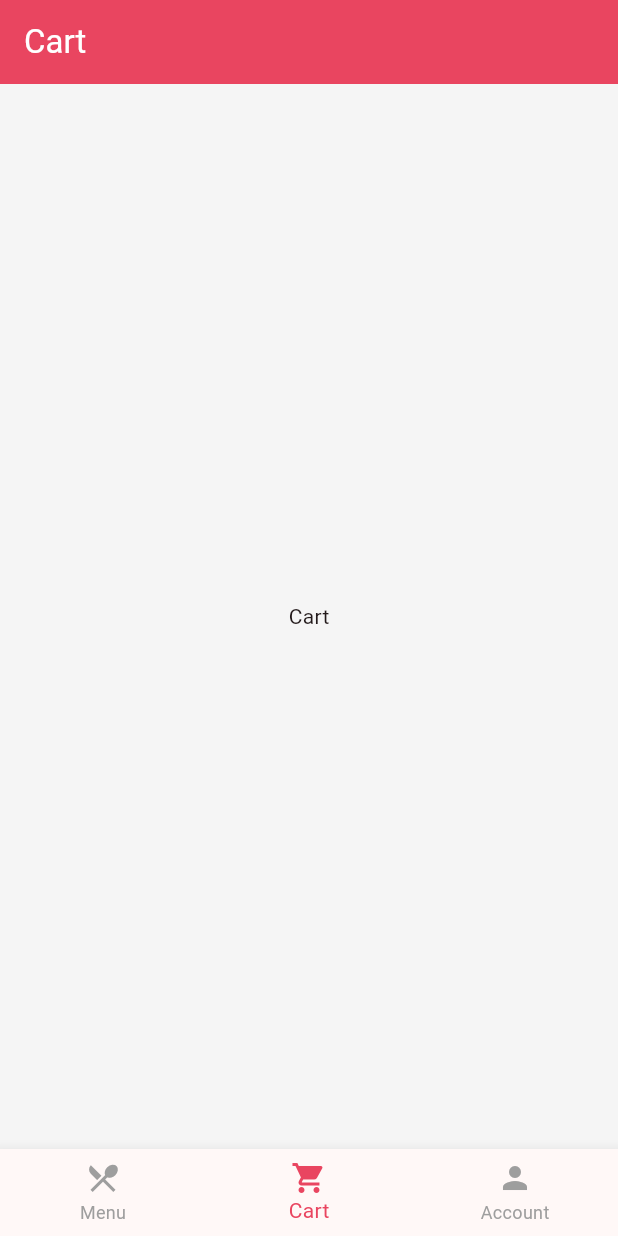
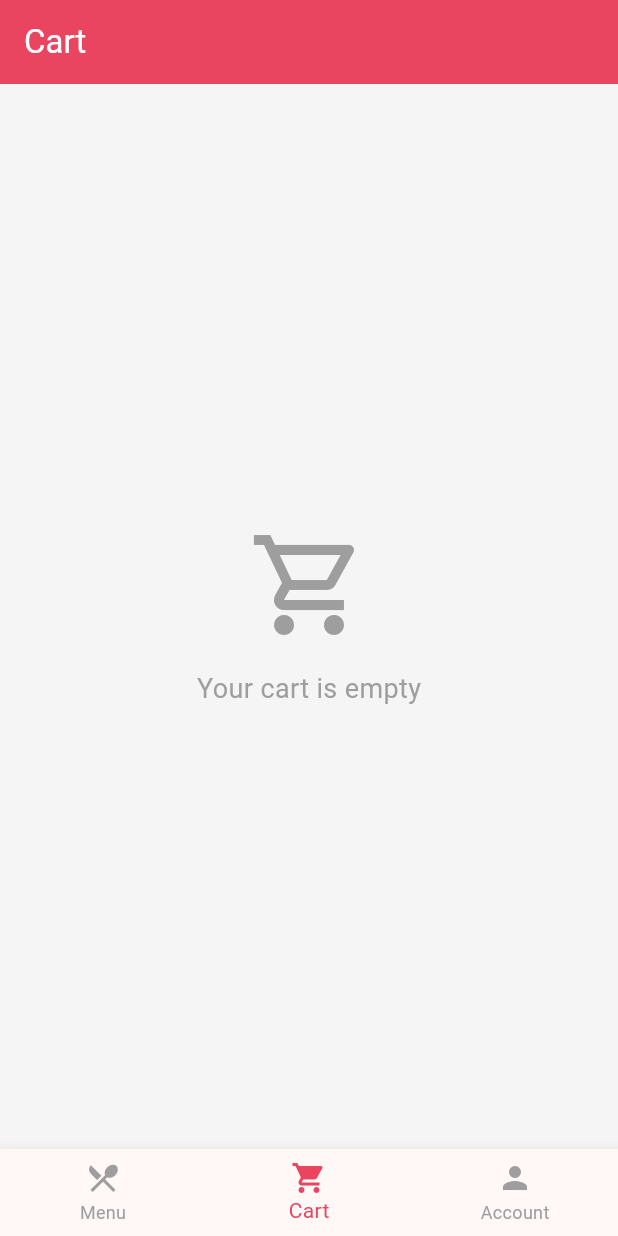
Before and after one commit to rick-duggan-ai/jesses-pizza, a Flutter app: the screen it shows after launch, item 2 of the bottom bar chosen, on a phone screen of 412 x 824 dp. Run offline on Flutter 3.47's test engine with Material 3 defaults, Android fonts, the phone set to English and light mode, and no system bars; our stand-ins replace dio, equatable, flutter_bloc, flutter_secure_storage, freezed_annotation, get_it; network calls fail.

Commit message:
feat: add CartScreen with item tiles and checkout button
Co-Authored-By: Claude Sonnet 4.6 <noreply@anthropic.com>

```diff
--- a/jesses_pizza_app/lib/presentation/screens/cart/cart_screen.dart
+++ b/jesses_pizza_app/lib/presentation/screens/cart/cart_screen.dart
@@ -1,13 +1,118 @@
 import 'package:flutter/material.dart';
+import 'package:flutter_bloc/flutter_bloc.dart';
+import 'package:jesses_pizza_app/presentation/blocs/auth/auth_bloc.dart';
+import 'package:jesses_pizza_app/presentation/blocs/auth/auth_state.dart';
+import 'package:jesses_pizza_app/presentation/blocs/cart/cart_bloc.dart';
+import 'package:jesses_pizza_app/presentation/blocs/cart/cart_state.dart';
+import 'package:jesses_pizza_app/presentation/screens/cart/delivery_mode_screen.dart';
+import 'package:jesses_pizza_app/presentation/widgets/cart_item_tile.dart';
 
 class CartScreen extends StatelessWidget {
   const CartScreen({super.key});
+
+  void _proceedToCheckout(BuildContext context) {
+    final authState = context.read<AuthBloc>().state;
+    if (authState is AuthAuthenticated) {
+      Navigator.of(context).push(
+        MaterialPageRoute(builder: (_) => const DeliveryModeScreen()),
+      );
+    } else {
+      showDialog(
+        context: context,
+        builder: (ctx) => AlertDialog(
+          title: const Text('Login Required'),
+          content: const Text('Please log in to proceed to checkout.'),
+          actions: [
+            TextButton(
+              onPressed: () => Navigator.of(ctx).pop(),
+              child: const Text('Cancel'),
+            ),
+            TextButton(
+              onPressed: () => Navigator.of(ctx).pop(),
+              child: const Text('Log In'),
+            ),
+          ],
+        ),
+      );
+    }
+  }
 
   @override
   Widget build(BuildContext context) {
     return Scaffold(
       appBar: AppBar(title: const Text('Cart')),
-      body: const Center(child: Text('Cart')),
+      body: BlocBuilder<CartBloc, CartState>(
+        builder: (context, state) {
+          if (state.items.isEmpty) {
+            return const Center(
+              child: Column(
+                mainAxisAlignment: MainAxisAlignment.center,
+                children: [
+                  Icon(Icons.shopping_cart_outlined, size: 80, color: Colors.grey),
+                  SizedBox(height: 16),
+                  Text(
+                    'Your cart is empty',
+                    style: TextStyle(fontSize: 18, color: Colors.grey),
+                  ),
+                ],
+              ),
+            );
+          }
+
+          return Column(
+            children: [
+              Expanded(
+                child: ListView.builder(
+                  itemCount: state.items.length,
+                  itemBuilder: (context, index) {
+                    return CartItemTile(item: state.items[index]);
+                  },
+                ),
+              ),
+              Container(
+                padding: const EdgeInsets.all(16),
+                decoration: BoxDecoration(
+                  color: Theme.of(context).cardColor,
+                  boxShadow: const [
+                    BoxShadow(
+                      color: Colors.black12,
+                      blurRadius: 4,
+                      offset: Offset(0, -2),
+                    ),
+                  ],
+                ),
+                child: Column(
+                  crossAxisAlignment: CrossAxisAlignment.stretch,
+                  children: [
+                    Row(
+                      mainAxisAlignment: MainAxisAlignment.spaceBetween,
+                      children: [
+                        Text('Total',
+                            style: Theme.of(context).textTheme.titleLarge),
+                        Text(
+                          '\$${state.total.toStringAsFixed(2)}',
+                          style: Theme.of(context)
+                              .textTheme
+                              .titleLarge
+                              ?.copyWith(fontWeight: FontWeight.bold),
+                        ),
+                      ],
+                    ),
+                    const SizedBox(height: 12),
+                    ElevatedButton(
+                      onPressed: () => _proceedToCheckout(context),
+                      style: ElevatedButton.styleFrom(
+                        padding: const EdgeInsets.symmetric(vertical: 16),
+                      ),
+                      child: const Text('Proceed to Checkout'),
+                    ),
+                  ],
+                ),
+              ),
+            ],
+          );
+        },
+      ),
     );
   }
 }
```
Also changed, not shown: jesses_pizza_app/lib/presentation/widgets/cart_item_tile.dart (added, +67 -0 lines).
